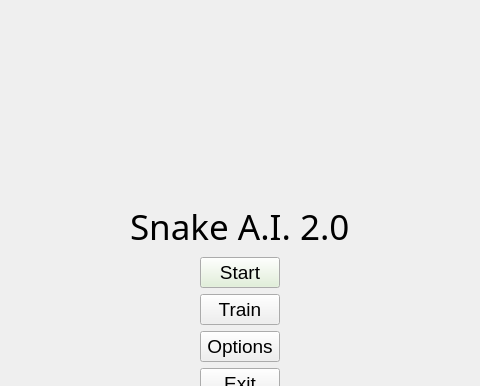
Above: ui/StartMenuScene.ui from TeodoraMaria/SnakeLearning before the change; both pictures show x 120 to 600 and y 0 to 386 of the 720 by 600 pixel window. Below: the same form after it.
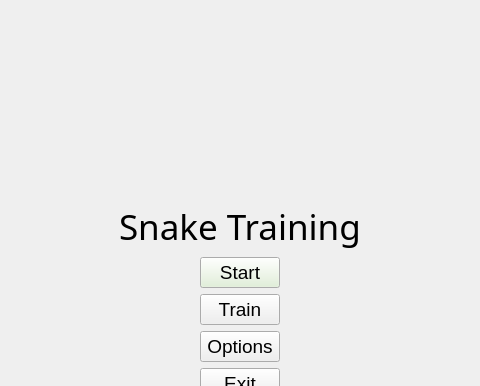
That is the form after the change.

The edit to the form file:
```diff
--- a/ui/StartMenuScene.ui
+++ b/ui/StartMenuScene.ui
@@ -57,7 +57,7 @@
        </font>
       </property>
       <property name="text">
-       <string>Snake A.I. 2.0</string>
+       <string>Snake Training</string>
       </property>
      </widget>
     </item>
```
